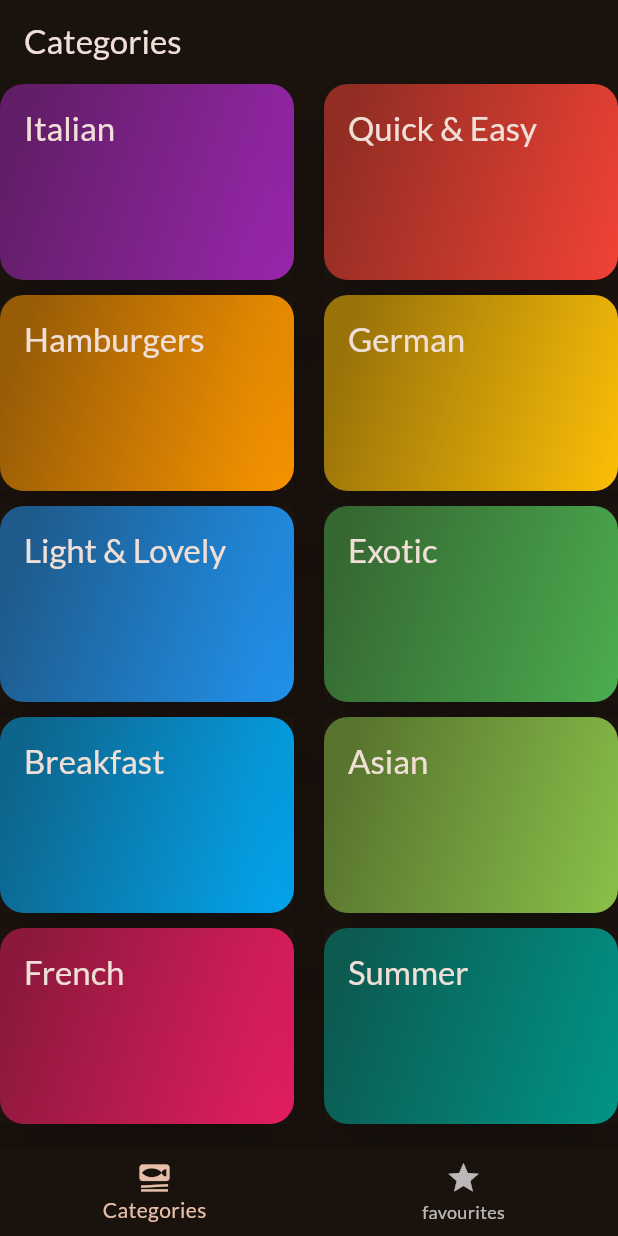
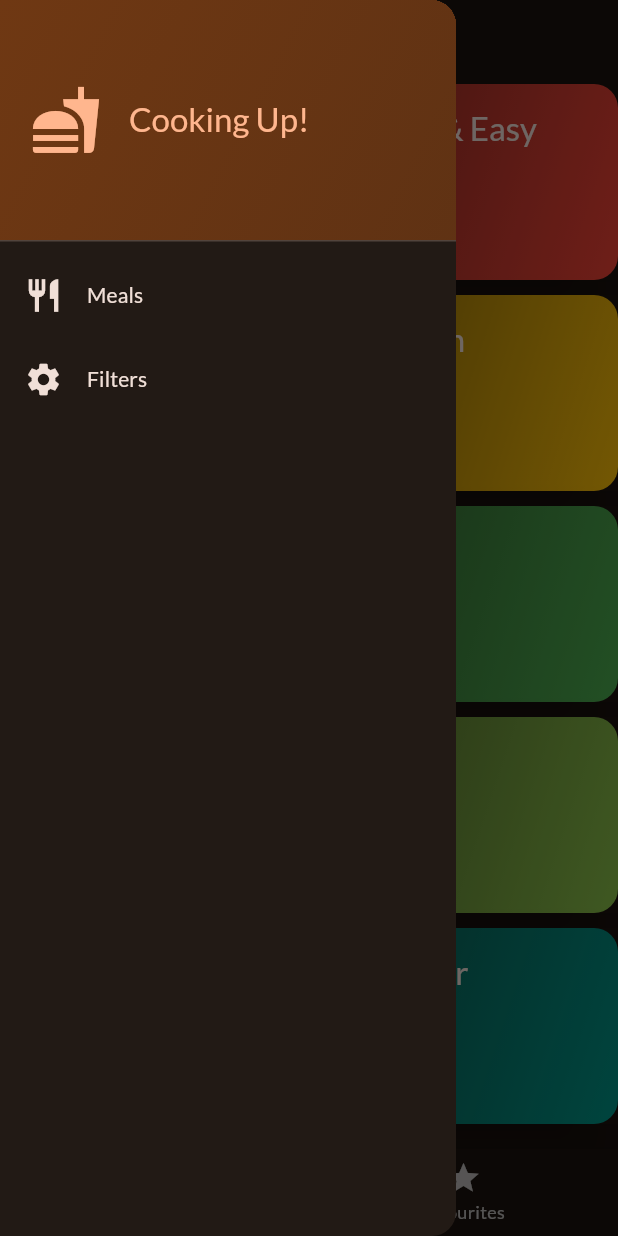
Before and after one commit to yusera-ansari-at-git/meals-flutter-course-proj, a Flutter app: the screen it shows after launch, with the side drawer open (before the commit the screen has no drawer), on a phone screen of 412 x 824 dp. Run offline on Flutter 3.47's test engine with Material 2 defaults, Android fonts, the phone set to English and light mode, and no system bars; our stand-ins replace google_fonts, transparent_image.

Commit message:
Filter screen-173

```diff
--- /dev/null
+++ b/lib/src/widgets/main_drawer.dart
@@ -0,0 +1,74 @@
+import 'package:flutter/material.dart';
+
+class MainDrawer extends StatelessWidget {
+  const MainDrawer({super.key, required this.onSelectScreen});
+  final void Function(String identifier) onSelectScreen;
+  @override
+  Widget build(BuildContext context) {
+    return Drawer(
+      child: Column(
+        children: [
+          DrawerHeader(
+            child: Row(
+              children: [
+                Icon(
+                  Icons.fastfood,
+                  size: 48,
+                  color: Theme.of(context).colorScheme.primary,
+                ),
+                const SizedBox(
+                  width: 18,
+                ),
+                Text(
+                  'Cooking Up!',
+                  style: Theme.of(context)
+                      .textTheme
+                      .titleLarge!
+                      .copyWith(color: Theme.of(context).colorScheme.primary),
+                ),
+              ],
+            ),
+            padding: EdgeInsets.all(20),
+            decoration: BoxDecoration(
+                gradient: LinearGradient(colors: [
+              Theme.of(context).colorScheme.primaryContainer,
+              Theme.of(context).colorScheme.primaryContainer.withOpacity(0.8),
+            ], begin: Alignment.topLeft, end: Alignment.bottomRight)),
+          ),
+          ListTile(
+            onTap: () {
+              onSelectScreen("meals");
+            },
+            leading: Icon(
+              Icons.restaurant,
+              size: 26,
+              color: Theme.of(context).colorScheme.onBackground,
+            ),
+            title: Text(
+              'Meals',
+              style: Theme.of(context).textTheme.titleSmall!.copyWith(
+                    color: Theme.of(context).colorScheme.onBackground,
+                  ),
+            ),
+          ),
+          ListTile(
+            onTap: () {
+              onSelectScreen("filters");
+            },
+            leading: Icon(
+              Icons.settings,
+              size: 26,
+              color: Theme.of(context).colorScheme.onBackground,
+            ),
+            title: Text(
+              'Filters',
+              style: Theme.of(context).textTheme.titleSmall!.copyWith(
+                    color: Theme.of(context).colorScheme.onBackground,
+                  ),
+            ),
+          )
+        ],
+      ),
+    );
+  }
+}
```
Also changed, not shown: lib/src/screens/filters.dart (added, +144 -0 lines), lib/src/screens/tabs.dart (+18 -0 lines).
